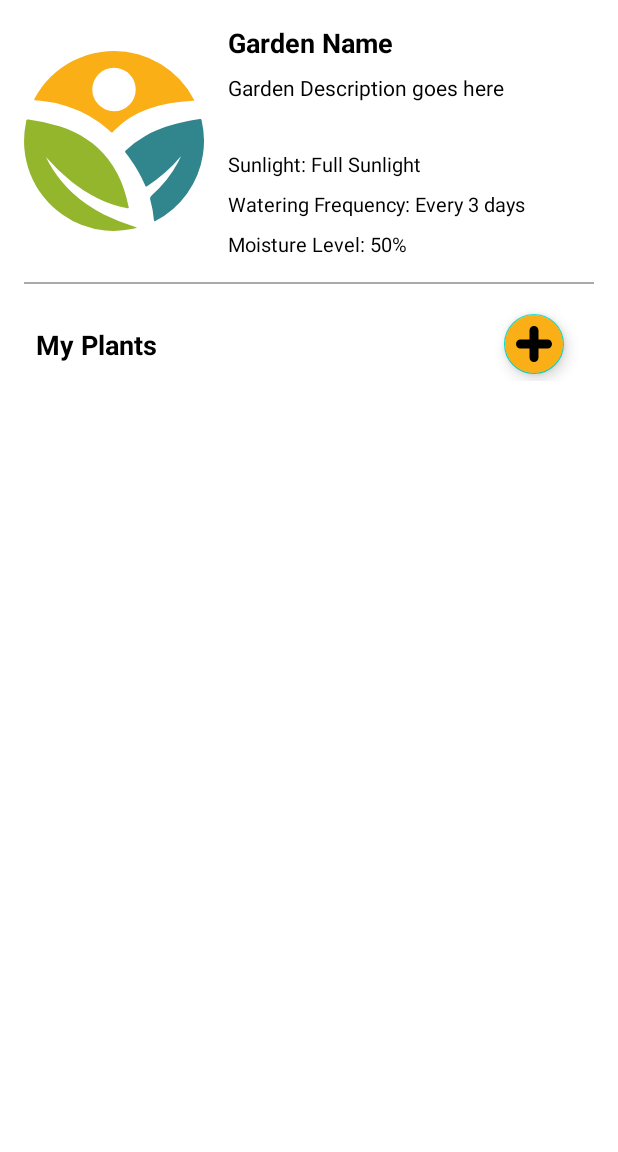
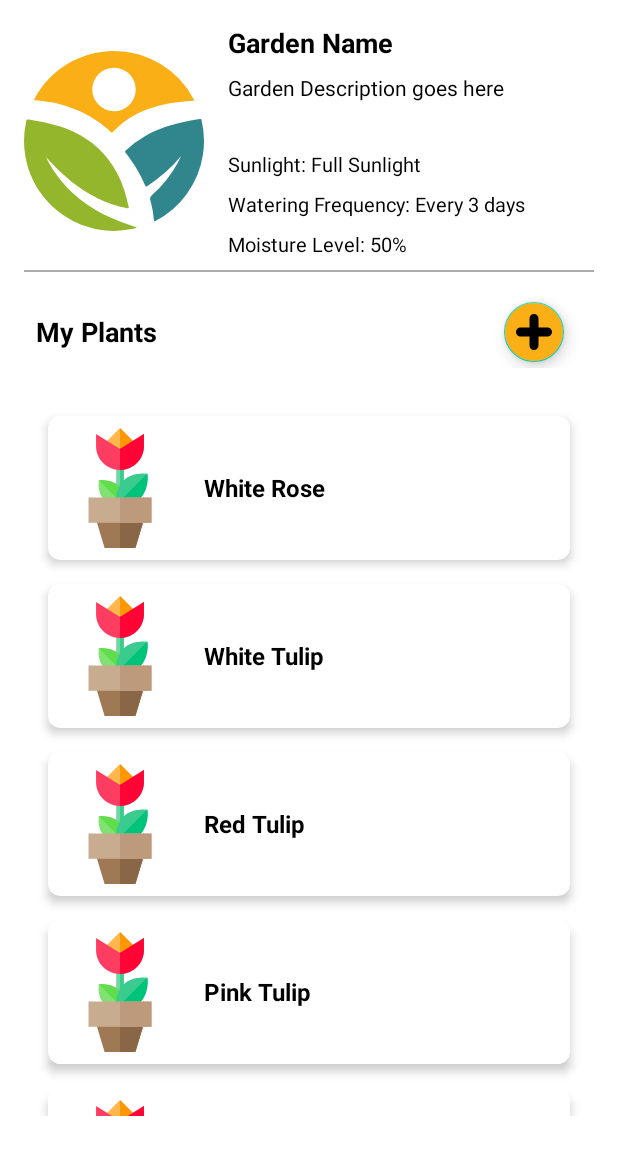
Before and after one commit to AmarK-007/CapstoneProject-GardenNerds, an Android app: the fragment GardenDetailFragment placed in its activity, on a phone screen of 412 x 824 dp, the part 84-1236 px from its top. Run offline under Robolectric (Android 15) with nearby library versions, the phone set to English and light mode, and no system bars; pictures from the network do not load; 1 statement that could not run was skipped.

Commit message:
Changed Garden Datasource and Added Plant Adapter

```diff
--- /dev/null
+++ b/app/src/main/java/com/android/msd/capstone/project/gardennerds/adapters/MyPlantAdapter.java
@@ -0,0 +1,64 @@
+package com.android.msd.capstone.project.gardennerds.adapters;
+
+import android.content.Context;
+import android.view.LayoutInflater;
+import android.view.ViewGroup;
+
+import androidx.annotation.NonNull;
+import androidx.recyclerview.widget.RecyclerView;
+
+import com.android.msd.capstone.project.gardennerds.R;
+import com.android.msd.capstone.project.gardennerds.databinding.LayoutItemPlantBinding;
+import com.android.msd.capstone.project.gardennerds.models.Plant;
+import com.bumptech.glide.Glide;
+
+import java.util.List;
+
+public class MyPlantAdapter extends RecyclerView.Adapter<MyPlantAdapter.PlantViewHolder> {
+
+    private final Context context;
+    private final List<Plant> plantList;
+
+    // Constructor
+    public MyPlantAdapter(Context context, List<Plant> plantList) {
+        this.context = context;
+        this.plantList = plantList;
+    }
+
+    @NonNull
+    @Override
+    public PlantViewHolder onCreateViewHolder(@NonNull ViewGroup parent, int viewType) {
+        LayoutItemPlantBinding binding = LayoutItemPlantBinding.inflate(LayoutInflater.from(context), parent, false);
+        return new PlantViewHolder(binding);
+    }
+
+    @Override
+    public void onBindViewHolder(@NonNull PlantViewHolder holder, int position) {
+        Plant plant = plantList.get(position);
+
+        // Bind data to the views
+        holder.binding.tvPlantName.setText(plant.getPlantName());
+
+        // Load plant image using Glide
+        Glide.with(context)
+                .load("") // URI or URL for plant image
+                .placeholder(R.drawable.ic_plant) // Placeholder image
+                .into(holder.binding.ivPlantImage);
+    }
+
+    @Override
+    public int getItemCount() {
+        return plantList.size();
+    }
+
+    // ViewHolder class
+    // ViewHolder class with View Binding
+    public static class PlantViewHolder extends RecyclerView.ViewHolder {
+        final LayoutItemPlantBinding binding;
+
+        public PlantViewHolder(@NonNull LayoutItemPlantBinding binding) {
+            super(binding.getRoot());
+            this.binding = binding;
+        }
+    }
+}
--- a/app/src/main/java/com/android/msd/capstone/project/gardennerds/fragments/GardenDetailFragment.java
+++ b/app/src/main/java/com/android/msd/capstone/project/gardennerds/fragments/GardenDetailFragment.java
@@ -6,11 +6,17 @@ import android.view.View;
 import android.view.ViewGroup;
 
 import androidx.fragment.app.Fragment;
+import androidx.recyclerview.widget.LinearLayoutManager;
 
 import com.android.msd.capstone.project.gardennerds.R;
+import com.android.msd.capstone.project.gardennerds.adapters.MyPlantAdapter;
 import com.android.msd.capstone.project.gardennerds.databinding.FragmentGardenDetailBinding;
 import com.android.msd.capstone.project.gardennerds.models.Garden;
+import com.android.msd.capstone.project.gardennerds.models.Plant;
 import com.bumptech.glide.Glide;
+
+import java.util.ArrayList;
+import java.util.List;
 
 /**
  * A simple {@link Fragment} subclass.
@@ -81,7 +87,7 @@ public class GardenDetailFragment extends Fragment {
             gardenDetailBinding.textViewDescription.setText(garden.getDescription());
             gardenDetailBinding.textViewSunlightPreference.setText("Sunlight Required: "+garden.getSunlightPreference());
             gardenDetailBinding.textViewWateringFrequency.setText("Watering Frequency: "+garden.getWateringFrequency()+"days");
-            gardenDetailBinding.textViewMoistureLevel.setText("Current Moisture level: "+garden.getMoistureLevel()+"%");
+            gardenDetailBinding.textViewMoistureLevel.setText("Garden Area: "+garden.getGardenArea());
 
             // Use image loading library like Glide to load the image
             Glide.with(requireActivity())
@@ -98,5 +104,24 @@ public class GardenDetailFragment extends Fragment {
                     .addToBackStack(null)  // Add this transaction to the back stack
                     .commit();
         });
+
+        setPlantAdapter();
+    }
+
+    private void setPlantAdapter() {
+        // Example list of plants
+        List<Plant> plantList = new ArrayList<>();
+        plantList.add(new Plant("White Rose"));
+        plantList.add(new Plant("White Tulip"));
+        plantList.add(new Plant("Red Tulip"));
+        plantList.add(new Plant("Pink Tulip"));
+        plantList.add(new Plant("Red Rose"));
+        plantList.add(new Plant("Orchid"));
+        plantList.add(new Plant("Dalia"));
+
+        // Set up adapter and RecyclerView
+        MyPlantAdapter plantAdapter = new MyPlantAdapter(requireActivity(), plantList);
+        gardenDetailBinding.recyclerViewPlants.setAdapter(plantAdapter);
+        gardenDetailBinding.recyclerViewPlants.setLayoutManager(new LinearLayoutManager(requireActivity()));
     }
 }
--- a/app/src/main/java/com/android/msd/capstone/project/gardennerds/models/Plant.java
+++ b/app/src/main/java/com/android/msd/capstone/project/gardennerds/models/Plant.java
@@ -27,6 +27,10 @@ public class Plant implements Parcelable {
         this.plantName = plantName;
         this.plantType = plantType;
         this.growthConditions = growthConditions;
+    }
+
+    public Plant(String plantName){
+        this.plantName = plantName;
     }
 
     // Getters and Setters
--- /dev/null
+++ b/app/src/main/res/drawable/ic_plant.xml
@@ -0,0 +1,31 @@
+<vector xmlns:android="http://schemas.android.com/apk/res/android" android:height="50dp" android:viewportHeight="512" android:viewportWidth="512" android:width="50dp">
+
+    <path android:fillColor="#6FD6A4" android:pathData="M239.87,162.57h32.25v150.52h-32.25z"/>
+
+    <path android:fillColor="#3ACC8F" android:pathData="M256,162.57h16.13v150.52h-16.13z"/>
+
+    <path android:fillColor="#FFB64C" android:pathData="M256,0l-70.32,70.32l70.32,59.65l70.32,-59.65z"/>
+
+    <path android:fillColor="#FF9800" android:pathData="M256,0l0,129.97l70.32,-59.65z"/>
+
+    <path android:fillColor="#FF3D63" android:pathData="M256,89.8L153.86,25.96v50.6c0,56.32 45.82,102.14 102.14,102.14s102.14,-45.82 102.14,-102.14V25.96L256,89.8z"/>
+
+    <path android:fillColor="#9F7953" android:pathData="M148.31,372.23l41.93,139.77l131.51,0l41.93,-139.77z"/>
+
+    <path android:fillColor="#896746" android:pathData="M256,372.23l0,139.77l65.76,0l41.93,-139.77z"/>
+
+    <path android:fillColor="#FF0536" android:pathData="M256,89.8v88.9c56.32,0 102.14,-45.82 102.14,-102.14V25.96L256,89.8z"/>
+
+    <path android:fillColor="#81E26F" android:pathData="M247.96,245.87c-25.34,-25.34 -66.33,-23.39 -68.06,-23.29l-14.42,0.8l-0.8,14.42c-0.1,1.73 -2.05,42.72 23.29,68.06c21.55,21.55 54.43,23.36 64.84,23.36c1.83,0 2.96,-0.06 3.22,-0.07l14.42,-0.8l0.8,-14.42C271.35,312.2 273.3,271.21 247.96,245.87z"/>
+
+    <path android:fillColor="#60DC4D" android:pathData="M179.9,222.58l-14.35,0.79L270.46,328.29l0.79,-14.35c0.1,-1.73 2.05,-42.72 -23.29,-68.06C222.62,220.53 181.63,222.49 179.9,222.58z"/>
+
+    <path android:fillColor="#3ACC8F" android:pathData="M373.84,209.67l-0.8,-14.42l-14.42,-0.8c-2.26,-0.13 -55.83,-2.68 -88.67,30.16c-32.84,32.84 -30.28,86.4 -30.16,88.67l0.8,14.42l14.42,0.8c0.34,0.02 1.84,0.09 4.26,0.09c13.66,0 56.51,-2.36 84.4,-30.25C376.52,265.5 373.96,211.94 373.84,209.67z"/>
+
+    <path android:fillColor="#00C37A" android:pathData="M373.84,208.8l-0.8,-14.42l-0.39,-0.02L240.57,326.44l0.02,0.39l14.42,0.8c0.34,0.02 1.84,0.09 4.26,0.09c13.66,0 56.51,-2.36 84.4,-30.25C376.52,264.63 373.96,211.07 373.84,208.8z"/>
+
+    <path android:fillColor="#C8AC90" android:pathData="M121.61,296.97h268.79v107.51h-268.79z"/>
+
+    <path android:fillColor="#BC9A7B" android:pathData="M256,296.97h134.39v107.51h-134.39z"/>
+
+</vector>
--- a/app/src/main/res/layout/fragment_garden_detail.xml
+++ b/app/src/main/res/layout/fragment_garden_detail.xml
@@ -1,26 +1,27 @@
 <?xml version="1.0" encoding="utf-8"?>
-<androidx.coordinatorlayout.widget.CoordinatorLayout xmlns:android="http://schemas.android.com/apk/res/android"
+<androidx.coordinatorlayout.widget.CoordinatorLayout
+    xmlns:android="http://schemas.android.com/apk/res/android"
+    xmlns:app="http://schemas.android.com/apk/res-auto"
     xmlns:tools="http://schemas.android.com/tools"
-    android:layout_width="match_parent"
-    android:layout_height="match_parent"
-    xmlns:app="http://schemas.android.com/apk/res-auto">
-
-    <ScrollView
     android:layout_width="match_parent"
     android:layout_height="match_parent">
 
-        <LinearLayout
+    <androidx.constraintlayout.widget.ConstraintLayout
         android:layout_width="match_parent"
-            android:layout_height="wrap_content"
-            android:orientation="vertical"
+        android:layout_height="match_parent"
         android:padding="16dp">
 
         <!-- Top section with garden image and details -->
         <LinearLayout
+            android:id="@+id/linearLayoutGardenDetails"
             android:layout_width="match_parent"
             android:layout_height="wrap_content"
             android:orientation="horizontal"
-                android:gravity="start|center_vertical">
+            android:gravity="start|center_vertical"
+            android:layout_marginBottom="16dp"
+            app:layout_constraintTop_toTopOf="parent"
+            app:layout_constraintStart_toStartOf="parent"
+            app:layout_constraintEnd_toEndOf="parent">
 
             <!-- Garden Image -->
             <ImageView
@@ -89,21 +90,29 @@
                     android:textSize="13sp"
                     android:textColor="@android:color/black" />
             </LinearLayout>
-
         </LinearLayout>
 
         <View
+            android:id="@+id/divider"
             android:layout_width="match_parent"
             android:layout_height="1dp"
-                android:layout_marginTop="16dp"
-                android:layout_marginBottom="16dp"
-                android:background="@android:color/darker_gray" />
+            android:layout_marginTop="8dp"
+            android:layout_marginBottom="8dp"
+            android:background="@android:color/darker_gray"
+            app:layout_constraintTop_toBottomOf="@id/linearLayoutGardenDetails"
+            app:layout_constraintStart_toStartOf="parent"
+            app:layout_constraintEnd_toEndOf="parent" />
 
+        <!-- My Plants Section -->
         <RelativeLayout
+            android:id="@+id/rlTitle"
             android:layout_width="match_parent"
             android:layout_height="wrap_content"
+            android:layout_marginTop="16dp"
             android:paddingStart="8dp"
-                tools:ignore="RtlSymmetry">
+            app:layout_constraintTop_toBottomOf="@id/divider"
+            app:layout_constraintStart_toStartOf="parent"
+            app:layout_constraintEnd_toEndOf="parent">
 
             <!-- My Plants Title -->
             <TextView
@@ -116,7 +125,6 @@
                 android:textColor="@android:color/black"
                 android:layout_alignParentStart="true"
                 android:layout_centerVertical="true"
-                    android:layout_marginTop="16dp"
                 android:layout_marginBottom="8dp" />
 
             <!-- FAB positioned opposite to My Plants title -->
@@ -131,29 +139,19 @@
                 android:src="@drawable/ic_add"
                 app:fabSize="mini"
                 android:contentDescription="Add Plant" />
-
         </RelativeLayout>
 
         <!-- RecyclerView for Plants -->
         <androidx.recyclerview.widget.RecyclerView
+            android:id="@+id/recyclerViewPlants"
+            android:layout_width="match_parent"
+            android:layout_height="0dp"
+            android:layout_marginTop="16dp"
             android:padding="8dp"
-                android:id="@+id/recyclerViewPlants"
-                android:layout_marginTop="16dp"
-                android:layout_width="match_parent"
-                android:layout_height="wrap_content"
-                android:layout_marginBottom="16dp"/>
+            app:layout_constraintTop_toBottomOf="@id/rlTitle"
+            app:layout_constraintBottom_toBottomOf="parent"
+            app:layout_constraintStart_toStartOf="parent"
+            app:layout_constraintEnd_toEndOf="parent" />
 
-            <!-- Message if no plants are added -->
-            <TextView
-                android:id="@+id/textViewNoPlants"
-                android:layout_width="wrap_content"
-                android:layout_height="wrap_content"
-                android:text="No plants added"
-                android:textSize="14sp"
-                android:textColor="@android:color/darker_gray"
-                android:layout_marginBottom="16dp"
-                android:visibility="gone" />
-
-        </LinearLayout>
-    </ScrollView>
+    </androidx.constraintlayout.widget.ConstraintLayout>
 </androidx.coordinatorlayout.widget.CoordinatorLayout>
--- /dev/null
+++ b/app/src/main/res/layout/layout_item_plant.xml
@@ -0,0 +1,39 @@
+<?xml version="1.0" encoding="utf-8"?>
+<androidx.cardview.widget.CardView xmlns:android="http://schemas.android.com/apk/res/android"
+    xmlns:app="http://schemas.android.com/apk/res-auto"
+    android:id="@+id/card_plant"
+    android:layout_width="match_parent"
+    android:layout_height="wrap_content"
+    android:layout_margin="8dp"
+    android:background="@android:color/white"
+    app:cardCornerRadius="8dp"
+    app:cardElevation="4dp">
+
+    <LinearLayout
+        android:layout_width="match_parent"
+        android:layout_height="wrap_content"
+        android:orientation="horizontal"
+        android:padding="8dp">
+
+        <!-- Plant Image -->
+        <ImageView
+            android:id="@+id/iv_plant_image"
+            android:layout_width="80dp"
+            android:layout_height="80dp"
+            android:scaleType="centerCrop"
+            android:src="@drawable/new_garden_nerds" />
+
+        <!-- Plant Name -->
+        <TextView
+            android:id="@+id/tv_plant_name"
+            android:layout_width="0dp"
+            android:layout_height="wrap_content"
+            android:layout_gravity="center_vertical"
+            android:layout_marginStart="16dp"
+            android:layout_weight="1"
+            android:text="Plant Name"
+            android:textColor="@android:color/black"
+            android:textSize="16sp"
+            android:textStyle="bold" />
+    </LinearLayout>
+</androidx.cardview.widget.CardView>
```
Also changed, not shown: app/src/main/java/com/android/msd/capstone/project/gardennerds/db/GardenDataSource.java (+44 -12 lines), app/src/main/java/com/android/msd/capstone/project/gardennerds/fragments/MyGardenFragment.java (+14 -27 lines), app/src/main/java/com/android/msd/capstone/project/gardennerds/models/Garden.java (+46 -14 lines). Lines whose indentation alone changed are shown as unchanged.
